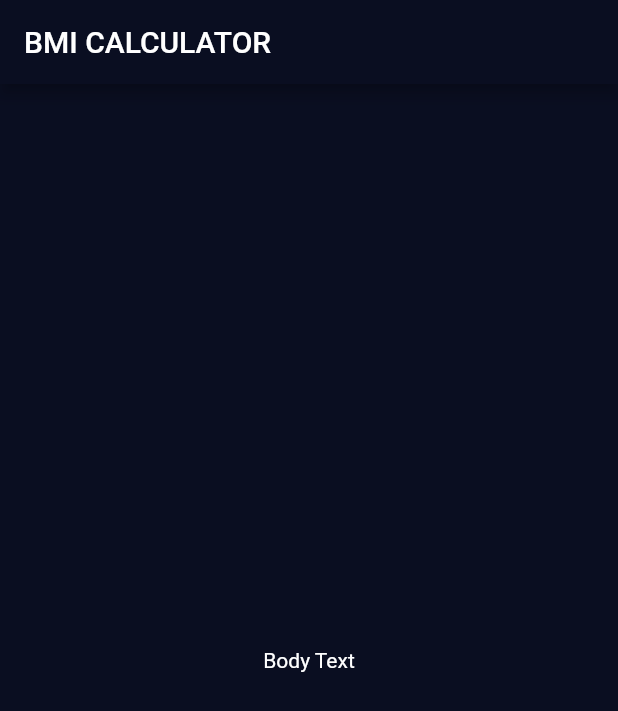
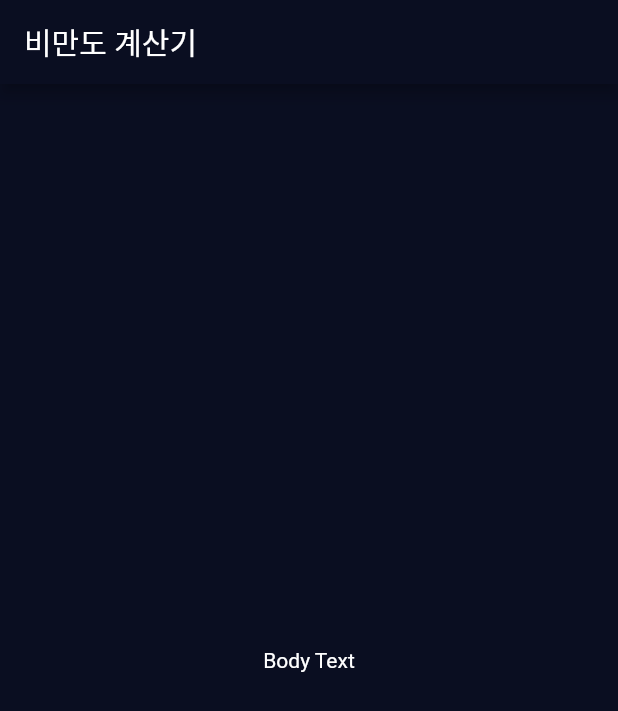
Before and after one commit to leessosso/flutter_bmi_calculator, a Flutter app: the screen it shows after launch, on a phone screen of 412 x 824 dp. Shown: the top 711 px of the screen. Run offline on Flutter 3.47's test engine with Material 2 defaults, Android fonts, the phone set to English and light mode, and no system bars.

Commit message:
커밋 테스트

```diff
--- a/lib/input_page.dart
+++ b/lib/input_page.dart
@@ -10,7 +10,7 @@ class _InputPageState extends State<InputPage> {
   Widget build(BuildContext context) {
     return Scaffold(
       appBar: AppBar(
-        title: Text('BMI CALCULATOR'),
+        title: Text('비만도 계산기'),
       ),
       body: Center(
         child: Text('Body Text'),
```
